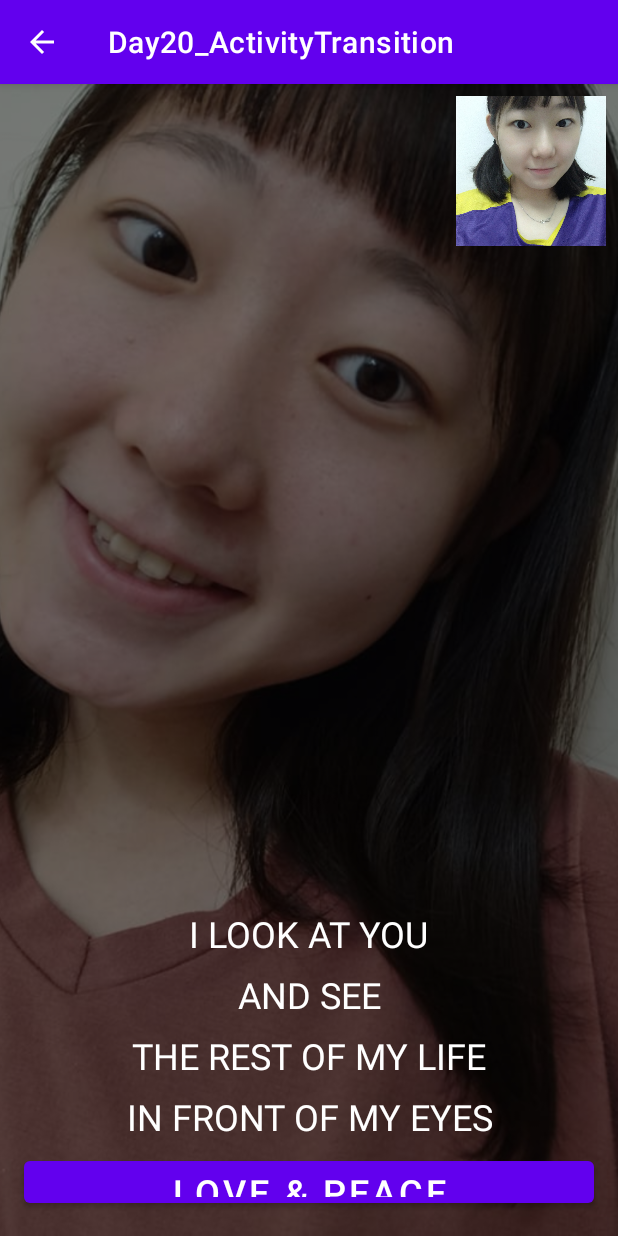
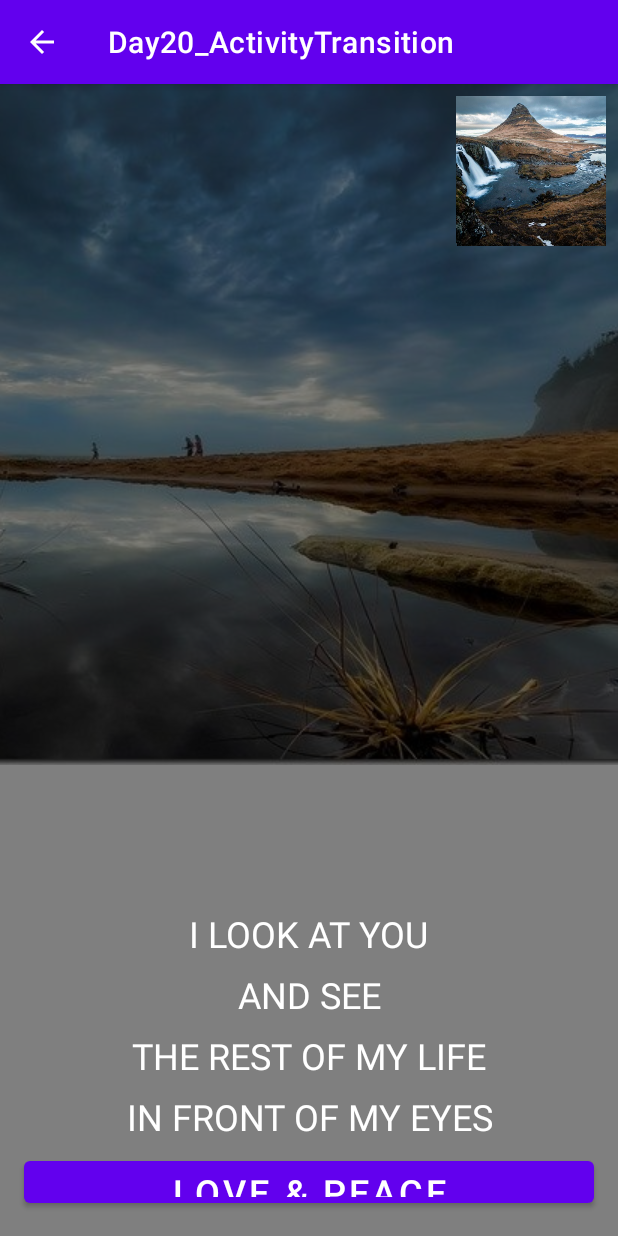
Before and after one commit to GoldenWanGila/Android-Studio-30-Days-Exercise-with-Kotlin, an Android app: the NativeDetailActivity screen opened directly, with no data from a screen before it, on a phone screen of 412 x 824 dp. Run offline under Robolectric (Android 15) with nearby library versions, the phone set to English and light mode, and no system bars.

Commit message:
About change image

```diff
--- a/Day20_ActivityTransition/app/src/main/res/layout/activity_main.xml
+++ b/Day20_ActivityTransition/app/src/main/res/layout/activity_main.xml
@@ -12,7 +12,7 @@
         android:layout_height="300dp"
         android:layout_marginTop="@dimen/margin_vertical"
         android:contentDescription="@string/content_description_for_image_view"
-        android:src="@drawable/pigtails_yun_ting"
+        android:src="@drawable/image03"
         android:transitionName="yunTingTransition"
         app:layout_constraintEnd_toEndOf="parent"
         app:layout_constraintStart_toStartOf="parent"
--- a/Day20_ActivityTransition/app/src/main/res/layout/activity_native_detail.xml
+++ b/Day20_ActivityTransition/app/src/main/res/layout/activity_native_detail.xml
@@ -17,7 +17,7 @@
         app:layout_constraintStart_toStartOf="parent"
         app:layout_constraintTop_toTopOf="parent"
         app:layout_constraintVertical_bias="0.0"
-        app:srcCompat="@drawable/baby_bangs_yun_ting" />
+        app:srcCompat="@drawable/image02" />
 
     <View
         android:id="@+id/view"
@@ -116,7 +116,7 @@
         android:transitionName="yunTingTransition"
         app:layout_constraintEnd_toEndOf="parent"
         app:layout_constraintTop_toTopOf="@+id/view"
-        app:srcCompat="@drawable/pigtails_yun_ting" />
+        app:srcCompat="@drawable/image03" />
 
 
 </androidx.constraintlayout.widget.ConstraintLayout>
```
Also changed, not shown: Day20_ActivityTransition/app/src/main/res/drawable-v24/baby_bangs_yun_ting.jpg (deleted), Day20_ActivityTransition/app/src/main/res/drawable-v24/image02.jpg (added), Day20_ActivityTransition/app/src/main/res/drawable-v24/image03.jpg (added), Day20_ActivityTransition/app/src/main/res/drawable-v24/pigtails_yun_ting.jpg (deleted).
